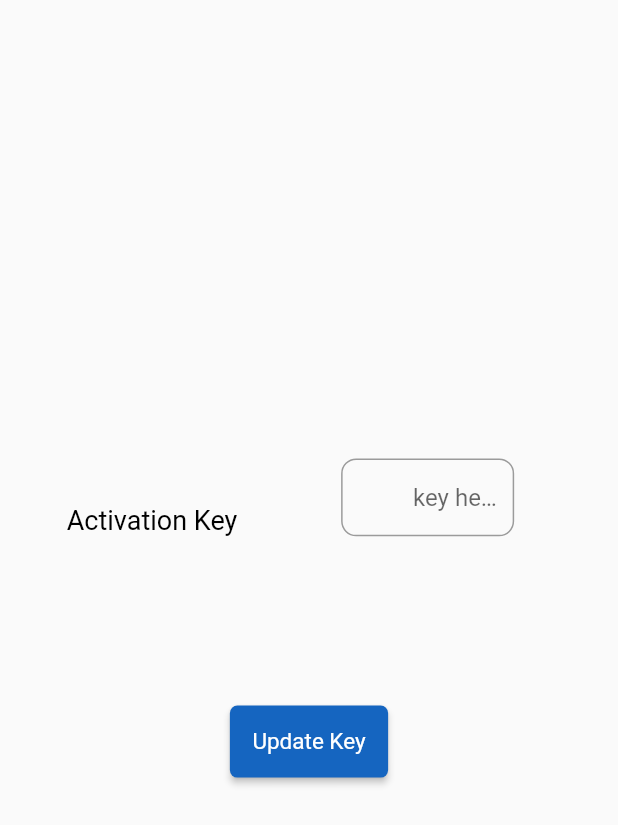
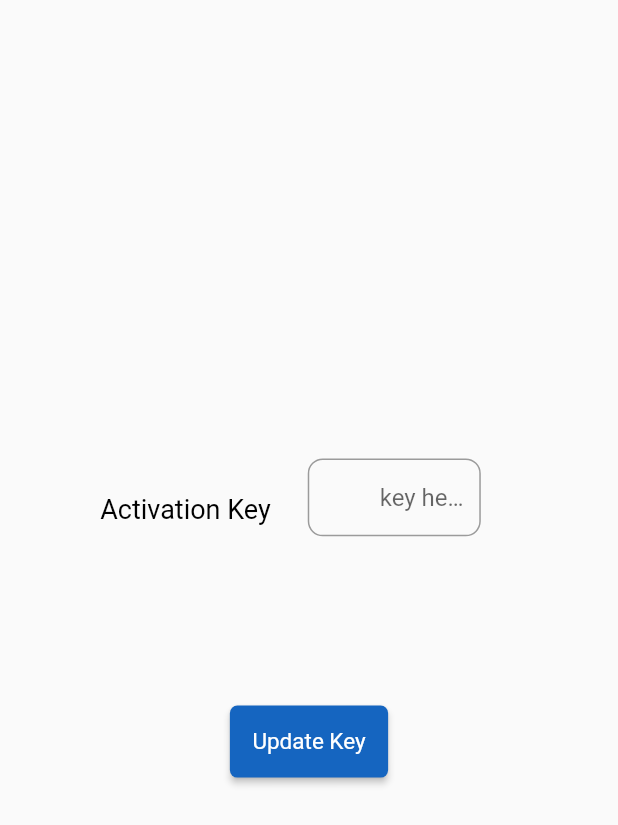
Before and after one commit to Ahtsham0715/secure_optimizer, a Flutter app: the ActivationKey screen opened directly, on a phone screen of 412 x 824 dp. Shown: the top 825 px of the screen. Run offline on Flutter 3.47's test engine with Material 2 defaults, Android fonts, the light colour scheme and no system bars; our stand-ins replace get.

```diff
--- a/lib/activation_key.dart
+++ b/lib/activation_key.dart
@@ -18,14 +18,17 @@ class _ActivationKeyState extends State<ActivationKey> {
         mainAxisAlignment: MainAxisAlignment.center,
         children: [
           Row(
-            mainAxisAlignment: MainAxisAlignment.spaceEvenly,
+            mainAxisAlignment: MainAxisAlignment.center,
             children: [
-              const Text(
-                'Activation Key',
-                style: TextStyle(
-                    fontSize: 18.0,
-                    color: Colors.black,
-                    fontWeight: FontWeight.w400),
+              Padding(
+                padding: const EdgeInsets.only(bottom: 15.0),
+                child: const Text(
+                  'Activation Key',
+                  style: TextStyle(
+                      fontSize: 18.0,
+                      color: Colors.black,
+                      fontWeight: FontWeight.w400),
+                ),
               ),
               SizedBox(
                 height: MediaQuery.of(context).size.height * 0.1,
```
Also changed, not shown: 1 other file.
